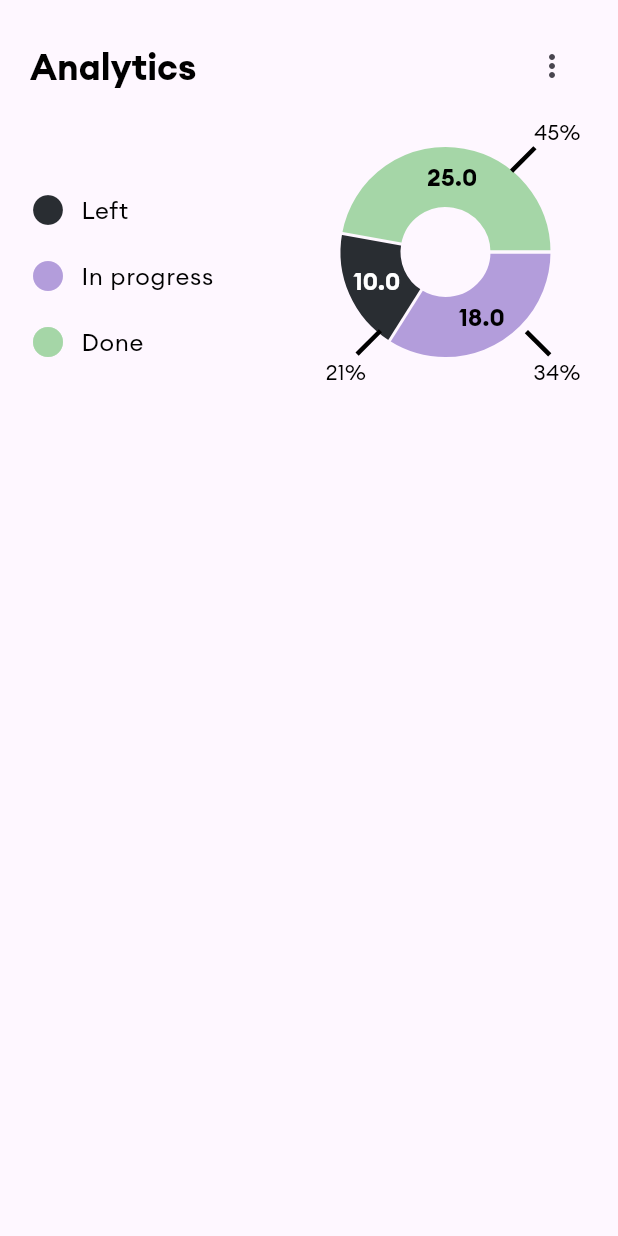
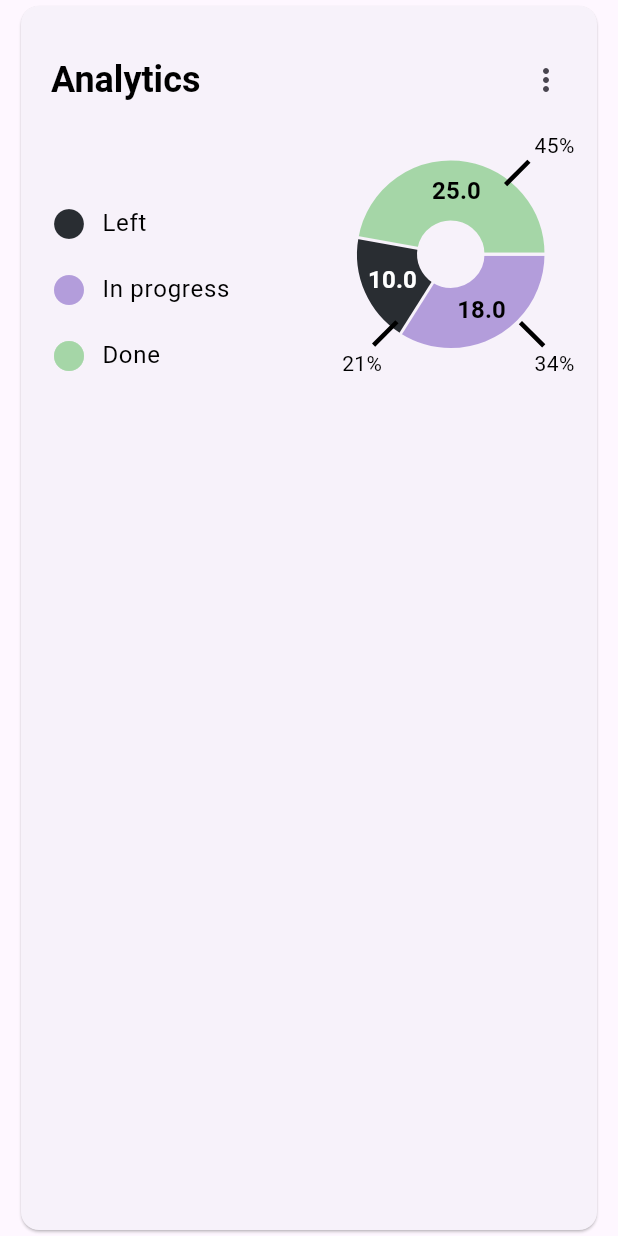
Before and after one commit to raul94a/dribbble_financial, a Flutter app: the Analytics widget shown alone on an empty page, opened directly, on a phone screen of 412 x 824 dp. Run offline on Flutter 3.47's test engine with Material 3 defaults, Android fonts, the light colour scheme and no system bars; drawn by our look-alikes of fl_chart; our stand-ins replace gap, responsive_sizer; network calls fail; Roboto replaces fonts that are missing (Euclid Circular A).

Commit message:
Add responsive Landscape/Portrait and Tablet

```diff
--- a/lib/core/extensions/context_extensions.dart
+++ b/lib/core/extensions/context_extensions.dart
@@ -1,7 +1,6 @@
 import 'package:flutter/material.dart';
-import 'package:responsive_sizer/responsive_sizer.dart';
 
-bool get isLandscape => Device.orientation == Orientation.portrait;
+
 
 extension ThemeEXT on BuildContext {
   TextTheme get theme => Theme.of(this).textTheme;
--- a/lib/main.dart
+++ b/lib/main.dart
@@ -38,23 +38,23 @@ final theme = ThemeData.light(
         backgroundColor: Color.fromARGB(255, 26, 26, 26)),
     textTheme: const TextTheme(
       bodySmall:
-          TextStyle(fontFamily: 'Euclid A', color: Colors.black, fontSize: 12),
+          TextStyle(fontFamily: 'Euclid Circular A', color: Colors.black, fontSize: 12),
       bodyMedium:
-          TextStyle(fontFamily: 'Euclid A', color: Colors.black, fontSize: 14),
+          TextStyle(fontFamily: 'Euclid Circular A', color: Colors.black, fontSize: 14),
       bodyLarge:
-          TextStyle(fontFamily: 'Euclid A', color: Colors.black, fontSize: 16),
+          TextStyle(fontFamily: 'Euclid Circular A', color: Colors.black, fontSize: 16),
       titleLarge: TextStyle(
-          fontFamily: 'Euclid A',
+          fontFamily: 'Euclid Circular A',
           color: Colors.black,
           fontSize: 24,
           fontWeight: FontWeight.bold),
       titleMedium: TextStyle(
-          fontFamily: 'Euclid A',
+          fontFamily: 'Euclid Circular A',
           color: Colors.black,
           fontSize: 20,
           fontWeight: FontWeight.bold),
       titleSmall: TextStyle(
-          fontFamily: 'Euclid A',
+          fontFamily: 'Euclid Circular A',
           color: Colors.black,
           fontSize: 16,
           fontWeight: FontWeight.bold),
--- a/lib/resume/widgets/analytics.dart
+++ b/lib/resume/widgets/analytics.dart
@@ -3,12 +3,17 @@ import 'package:flutter/material.dart';
 import 'package:gap/gap.dart';
 
 class Analytics extends StatelessWidget {
-  const Analytics({required this.chart});
+  const Analytics({super.key, required this.chart});
   final Widget chart;
   @override
   Widget build(BuildContext context) {
     return Padding(
-      padding: const EdgeInsets.symmetric(horizontal: 20.0),
+        padding: const EdgeInsets.symmetric(horizontal: 10.0),
+
+      child: Card(
+        elevation: 0.75,
+        child: Padding(
+          padding: const EdgeInsets.symmetric(horizontal: 10.0,vertical: 5.0).copyWith(left: 20),
           child: Column(
             mainAxisAlignment: MainAxisAlignment.start,
             children: [
@@ -27,6 +32,8 @@ class Analytics extends StatelessWidget {
               chart
             ],
           ),
+        ),
+      ),
     );
   }
 }
--- a/lib/resume/widgets/cash_pie_chart.dart
+++ b/lib/resume/widgets/cash_pie_chart.dart
@@ -6,36 +6,81 @@ import 'package:fl_chart/fl_chart.dart';
 import 'package:flutter/material.dart';
 import 'package:gap/gap.dart';
 
+extension OrientationExtension on BuildContext {
+  Orientation get orientation => MediaQuery.of(this).orientation;
+  bool get isPortrait => orientation == Orientation.portrait;
+}
+
 class CashPieChart extends StatelessWidget {
   const CashPieChart({super.key});
 
   @override
   Widget build(BuildContext context) {
+    if (!context.isPortrait) {
+      return const Column(
+        mainAxisAlignment: MainAxisAlignment.spaceBetween,
+        crossAxisAlignment: CrossAxisAlignment.center,
+        children: [
+          _Legend(),
+          Gap(10),
+          _Chart(),
+        ],
+      );
+    }
     return Row(
       mainAxisAlignment: MainAxisAlignment.spaceBetween,
       crossAxisAlignment: CrossAxisAlignment.start,
       children: [
-        ChartLegend(alignment: MainAxisAlignment.center, indicatorList: [
+        const _Legend(),
+        LayoutBuilder(builder: (context, constraints) {
+          bool isTablet = false;
+          final height = MediaQuery.of(context).size.height;
+          if (height >= 900) {
+            isTablet = true;
+          }
+          return _Chart(isTablet: isTablet);
+        }),
+      ],
+    );
+  }
+}
+
+class _Legend extends StatelessWidget {
+  const _Legend();
+
+  @override
+  Widget build(BuildContext context) {
+    return ChartLegend(alignment: MainAxisAlignment.center, indicatorList: [
       const Gap(50.0),
       const Indicator(color: blackChart, text: 'Left'),
       const Gap(20.0),
       Indicator(color: violetChart, text: 'In progress'),
       const Gap(20.0),
       Indicator(color: greenChart, text: 'Done')
-        ]),
-        LayoutBuilder(builder: (context, constraints) {
-          bool isTablet = false;
-          final height = MediaQuery.of(context).size.height;
-          print(height);
-          if (height >=  900) {
-            isTablet = true;
+    ]);
   }
+}
+
+class _Chart extends StatelessWidget {
+  const _Chart({
+    this.isTablet,
+  });
+
+  final bool? isTablet;
+  double getChartDimensions() {
+    if (isTablet == null) return 270;
+    return isTablet! ? 270 : 165;
+  }
+
+  @override
+  Widget build(BuildContext context) {
+    final dimensions = getChartDimensions();
     return Container(
       alignment: Alignment.topCenter,
       margin: const EdgeInsets.only(left: 10.0),
       padding: const EdgeInsets.symmetric(horizontal: 5.0),
-            height: isTablet ? 270: 180,
-            width: isTablet ? 270 : 180,
+      height: dimensions,
+      width: dimensions,
       child: Stack(
         alignment: Alignment.topCenter,
         children: [
@@ -53,7 +98,6 @@ class CashPieChart extends StatelessWidget {
                             ?.copyWith(color: Colors.black)),
                     PieChartSectionData(
                         value: 10,
-
                         color: blackChart,
                         titleStyle: context.theme.titleSmall
                             ?.copyWith(color: Colors.white)),
@@ -102,9 +146,6 @@ class CashPieChart extends StatelessWidget {
         ],
       ),
     );
-        }),
-      ],
-    );
   }
 }
 
@@ -114,6 +155,13 @@ class ChartLegend extends StatelessWidget {
   final MainAxisAlignment? alignment;
   @override
   Widget build(BuildContext context) {
+    if (!context.isPortrait) {
+      return Row(
+        crossAxisAlignment: CrossAxisAlignment.start,
+        mainAxisAlignment: alignment ?? MainAxisAlignment.start,
+        children: indicatorList,
+      );
+    }
     return Column(
       crossAxisAlignment: CrossAxisAlignment.start,
       mainAxisAlignment: alignment ?? MainAxisAlignment.start,
--- a/lib/resume/widgets/financial_options_grid.dart
+++ b/lib/resume/widgets/financial_options_grid.dart
@@ -15,7 +15,7 @@ class DashboardFinancialOptions extends StatelessWidget {
   @override
   Widget build(BuildContext context) {
     return GridView.builder(
-        padding: const EdgeInsets.symmetric(horizontal: 20),
+        padding: const EdgeInsets.symmetric(horizontal: 10),
         shrinkWrap: true,
         primary: false,
         itemCount: 4,
@@ -105,7 +105,7 @@ class FinancialItemCard extends StatelessWidget {
       TextSpan(
           text: decimal,
           style: context.theme.titleSmall
-              ?.copyWith(color: Color.fromARGB(255, 80, 80, 80)))
+              ?.copyWith(color: const Color.fromARGB(255, 80, 80, 80)))
     ]);
   }
 }
--- a/lib/ui/colors.dart
+++ b/lib/ui/colors.dart
@@ -11,4 +11,4 @@ final greenChart = Colors.green.shade200;
 final violetChart = Colors.deepPurple.shade200;
 
 
-final blue = Colors.blueGrey;
+const blue = Colors.blueGrey;
```
Also changed, not shown: 1 other file. Lines whose indentation alone changed are shown as unchanged.
